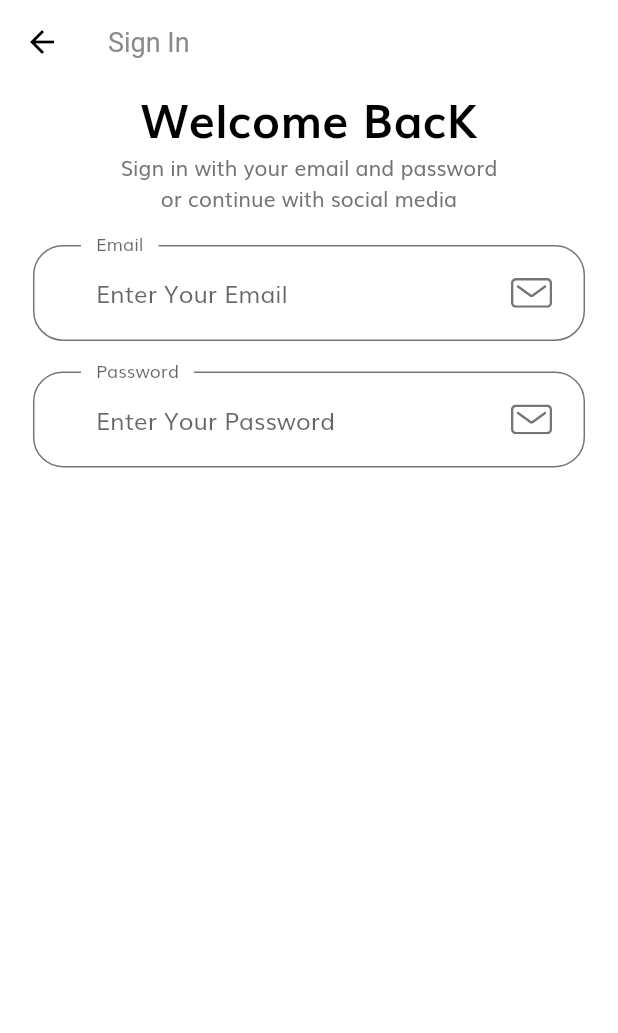
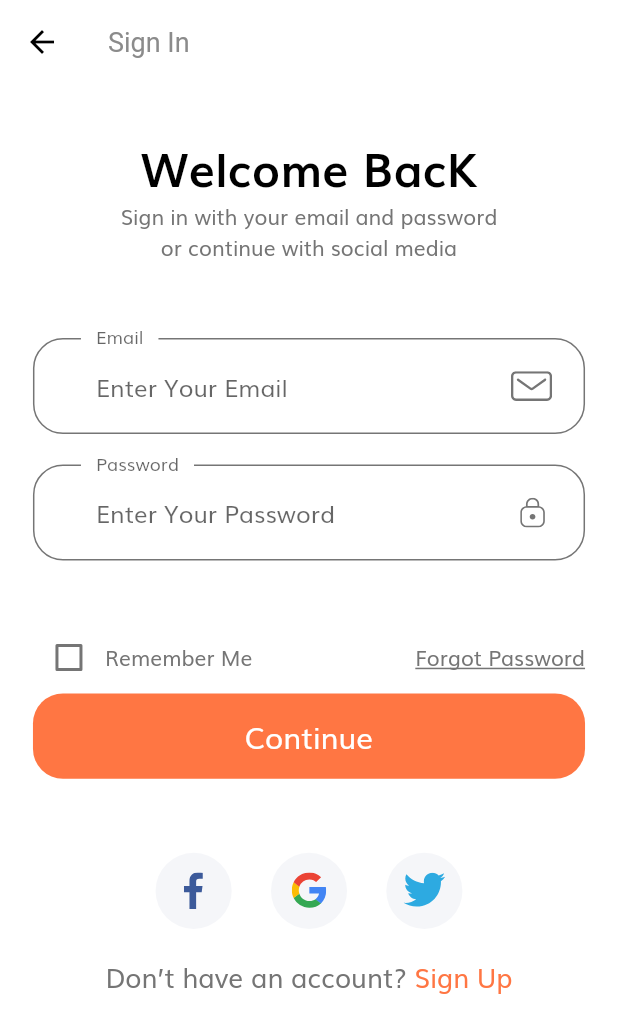
Before and after one commit to mohammad-alsharif10/commerce, a Flutter app: the screen it shows after launch, after a tap on "Continue", on a phone screen of 412 x 824 dp. Shown: the top 1033 px of the screen. Run offline on Flutter 3.47's test engine with Material 2 defaults, Android fonts, the phone set to English and light mode, and no system bars; our stand-ins replace flutter_svg.

Commit message:
forgot_password_screen.dart

```diff
--- /dev/null
+++ b/lib/component/custom_suffix_icon.dart
@@ -0,0 +1,24 @@
+import 'package:commerce/util/size_config.dart';
+import 'package:flutter/material.dart';
+import 'package:flutter_svg/flutter_svg.dart';
+
+class CustomSuffixIcon extends StatelessWidget {
+  const CustomSuffixIcon({
+    Key key,
+    this.svgIcon,
+  }) : super(key: key);
+
+  final String svgIcon;
+
+  @override
+  Widget build(BuildContext context) {
+    return Padding(
+      padding: EdgeInsets.fromLTRB(0, getProportionateScreenWidth(20),
+          getProportionateScreenWidth(20), getProportionateScreenWidth(20)),
+      child: SvgPicture.asset(
+        svgIcon,
+        height: getProportionateScreenWidth(18),
+      ),
+    );
+  }
+}
--- /dev/null
+++ b/lib/component/no_account_text.dart
@@ -0,0 +1,33 @@
+import 'package:commerce/util/constants.dart';
+import 'package:commerce/util/size_config.dart';
+import 'package:flutter/material.dart';
+
+class NoAccountText extends StatelessWidget {
+  const NoAccountText({
+    Key key,
+  }) : super(key: key);
+
+  @override
+  Widget build(BuildContext context) {
+    return Row(
+      mainAxisAlignment: MainAxisAlignment.center,
+      children: [
+        Text(
+          "Don’t have an account? ",
+          style: TextStyle(fontSize: getProportionateScreenWidth(16)),
+        ),
+        GestureDetector(
+          onTap: () {
+            // return Navigator.pushNamed(context, SignUpScreen.routeName);
+          },
+          child: Text(
+            "Sign Up",
+            style: TextStyle(
+                fontSize: getProportionateScreenWidth(16),
+                color: kPrimaryColor),
+          ),
+        ),
+      ],
+    );
+  }
+}
--- /dev/null
+++ b/lib/component/social_card.dart
@@ -0,0 +1,34 @@
+import 'package:commerce/util/size_config.dart';
+import 'package:flutter/material.dart';
+import 'package:flutter_svg/flutter_svg.dart';
+
+class SocialCard extends StatelessWidget {
+  const SocialCard({
+    Key key,
+    this.icon,
+    this.press,
+  }) : super(key: key);
+  final String icon;
+  final Function press;
+
+  @override
+  Widget build(BuildContext context) {
+    return GestureDetector(
+      onTap: press,
+      child: Container(
+        margin:
+            EdgeInsets.symmetric(horizontal: getProportionateScreenWidth(10)),
+        padding: EdgeInsets.all(getProportionateScreenWidth(12)),
+        height: getProportionateScreenHeight(50),
+        width: getProportionateScreenWidth(50),
+        decoration: BoxDecoration(
+          color: Color(0xFFF5F6F9),
+          shape: BoxShape.circle,
+        ),
+        child: SvgPicture.asset(
+          icon,
+        ),
+      ),
+    );
+  }
+}
--- /dev/null
+++ b/lib/screen/forgot_password/forgot_password_screen.dart
@@ -0,0 +1,16 @@
+import 'package:commerce/screen/forgot_password/component/forgot_password_screen_body.dart';
+import 'package:flutter/material.dart';
+
+class ForgotPasswordScreen extends StatelessWidget {
+  static String routeName = "/forgot_password";
+
+  @override
+  Widget build(BuildContext context) {
+    return Scaffold(
+      appBar: AppBar(
+        title: Text("Forgot Password"),
+      ),
+      body: ForgotPasswordScreenBody(),
+    );
+  }
+}
--- a/lib/screen/sign_in/component/sign_form.dart
+++ b/lib/screen/sign_in/component/sign_form.dart
@@ -1,6 +1,11 @@
+import 'package:commerce/component/default_button.dart';
+import 'package:commerce/component/form_error.dart';
+import 'package:commerce/screen/forgot_password/forgot_password_screen.dart';
+import 'package:commerce/util/constants.dart';
 import 'package:commerce/util/size_config.dart';
 import 'package:flutter/material.dart';
-import 'package:flutter_svg/svg.dart';
+
+import '../../../component/custom_suffix_icon.dart';
 
 class SignInForm extends StatefulWidget {
   @override
@@ -8,52 +13,146 @@ class SignInForm extends StatefulWidget {
 }
 
 class _SignInFormState extends State<SignInForm> {
+  final _formKey = GlobalKey<FormState>();
+  final List<String> errors = [];
+  String email;
+  String password;
+  bool rememberMe = false;
+
   @override
   Widget build(BuildContext context) {
     return Form(
+      key: _formKey,
       child: Column(
         children: [
-          TextFormField(
-            decoration: InputDecoration(
-              labelText: "Email",
-              hintText: "Enter Your Email",
-              floatingLabelBehavior: FloatingLabelBehavior.always,
-              suffixIcon: Padding(
-                padding: EdgeInsets.fromLTRB(
-                    0,
-                    getProportionateScreenWidth(20),
-                    getProportionateScreenWidth(20),
-                    getProportionateScreenWidth(20)),
-                child: SvgPicture.asset(
-                  "assets/icons/Mail.svg",
-                  height: getProportionateScreenWidth(18),
-                ),
-              ),
-            ),
+          buildEmailFormField(),
+          SizedBox(
+            height: getProportionateScreenHeight(20),
+          ),
+          buildPasswordFormField(),
+          SizedBox(
+            height: getProportionateScreenHeight(20),
+          ),
+          FormErrors(
+            errors: errors,
           ),
           SizedBox(
             height: getProportionateScreenHeight(20),
           ),
-          TextFormField(
-            decoration: InputDecoration(
-              labelText: "Password",
-              hintText: "Enter Your Password",
-              floatingLabelBehavior: FloatingLabelBehavior.always,
-              suffixIcon: Padding(
-                padding: EdgeInsets.fromLTRB(
-                    0,
-                    getProportionateScreenWidth(20),
-                    getProportionateScreenWidth(20),
-                    getProportionateScreenWidth(20)),
-                child: SvgPicture.asset(
-                  "assets/icons/Mail.svg",
-                  height: getProportionateScreenWidth(18),
+          Row(
+            children: [
+              Checkbox(
+                activeColor: kPrimaryColor,
+                value: rememberMe,
+                onChanged: (value) => setState(() => rememberMe = value),
+              ),
+              Text("Remember Me"),
+              Spacer(),
+              GestureDetector(
+                onTap: () => Navigator.popAndPushNamed(
+                    context, ForgotPasswordScreen.routeName),
+                child: Text(
+                  "Forgot Password",
+                  style: TextStyle(decoration: TextDecoration.underline),
                 ),
               ),
-            ),
+            ],
+          ),
+          DefaultButton(
+            text: "Continue",
+            press: () {
+              if (_formKey.currentState.validate()) {
+                _formKey.currentState.save();
+              }
+            },
           ),
         ],
       ),
     );
   }
+
+  TextFormField buildPasswordFormField() {
+    return TextFormField(
+      onSaved: (newValue) => password = newValue,
+      onChanged: (value) {
+        onChangePasswordValue(value);
+      },
+      validator: (value) {
+        return passwordValidator(value);
+      },
+      obscureText: true,
+      decoration: InputDecoration(
+        labelText: "Password",
+        hintText: "Enter Your Password",
+        floatingLabelBehavior: FloatingLabelBehavior.always,
+        suffixIcon: CustomSuffixIcon(svgIcon: "assets/icons/Lock.svg"),
+      ),
+    );
+  }
+
+  TextFormField buildEmailFormField() {
+    return TextFormField(
+      onSaved: (newValue) => email = newValue,
+      onChanged: (value) => onChangeEmailValue(value),
+      validator: (value) => emailValidator(value),
+      decoration: InputDecoration(
+        labelText: "Email",
+        hintText: "Enter Your Email",
+        floatingLabelBehavior: FloatingLabelBehavior.always,
+        suffixIcon: CustomSuffixIcon(svgIcon: "assets/icons/Mail.svg"),
+      ),
+    );
+  }
+
+  String emailValidator(value) {
+    if (value.isEmpty && !errors.contains(kEmailNullError)) {
+      setState(() {
+        errors.add(kEmailNullError);
+      });
+    } else if (!emailValidatorRegExp.hasMatch(value) &&
+        !errors.contains(kInvalidEmailError)) {
+      setState(() {
+        errors.add(kInvalidEmailError);
+      });
+    }
+    return null;
+  }
+
+  void onChangeEmailValue(value) {
+    if (value.isNotEmpty && errors.contains(kEmailNullError)) {
+      setState(() {
+        errors.remove(kEmailNullError);
+      });
+    } else if (emailValidatorRegExp.hasMatch(value) &&
+        errors.contains(kInvalidEmailError)) {
+      setState(() {
+        errors.remove(kInvalidEmailError);
+      });
+    }
+  }
+
+  void onChangePasswordValue(value) {
+    if (value.isNotEmpty && errors.contains(kPassNullError)) {
+      setState(() {
+        errors.remove(kPassNullError);
+      });
+    } else if (value.length >= 8 && errors.contains(kShortPassError)) {
+      setState(() {
+        errors.remove(kShortPassError);
+      });
+    }
+  }
+
+  String passwordValidator(value) {
+    if (value.isEmpty && !errors.contains(kPassNullError)) {
+      setState(() {
+        errors.add(kPassNullError);
+      });
+    } else if (value.length < 8 && !errors.contains(kShortPassError)) {
+      setState(() {
+        errors.add(kShortPassError);
+      });
+    }
+    return null;
+  }
 }
--- a/lib/screen/sign_in/component/sign_in_scaffold_body.dart
+++ b/lib/screen/sign_in/component/sign_in_scaffold_body.dart
@@ -1,6 +1,7 @@
+import 'package:commerce/component/no_account_text.dart';
+import 'package:commerce/component/social_card.dart';
 import 'package:commerce/screen/sign_in/component/sign_form.dart';
 import 'package:commerce/util/size_config.dart';
-import 'package:flutter/cupertino.dart';
 import 'package:flutter/material.dart';
 
 class SignInScaffoldBody extends StatelessWidget {
@@ -12,8 +13,10 @@ class SignInScaffoldBody extends StatelessWidget {
         child: Padding(
           padding:
               EdgeInsets.symmetric(horizontal: getProportionateScreenWidth(20)),
+          child: SingleChildScrollView(
             child: Column(
               children: [
+                SizedBox(height: SizeConfig.screenHeight * 0.04),
                 Text(
                   "Welcome BacK",
                   style: TextStyle(
@@ -26,11 +29,30 @@ class SignInScaffoldBody extends StatelessWidget {
                   "Sign in with your email and password  \nor continue with social media",
                   textAlign: TextAlign.center,
                 ),
-              SizedBox(
-                height: getProportionateScreenHeight(20),
+                SizedBox(height: SizeConfig.screenHeight * 0.06),
+                SignInForm(),
+                SizedBox(height: SizeConfig.screenHeight * 0.06),
+                Row(
+                  mainAxisAlignment: MainAxisAlignment.center,
+                  children: [
+                    SocialCard(
+                      press: () {},
+                      icon: "assets/icons/facebook-2.svg",
                     ),
-              SignInForm(),
+                    SocialCard(
+                      press: () {},
+                      icon: "assets/icons/google-icon.svg",
+                    ),
+                    SocialCard(
+                      press: () {},
+                      icon: "assets/icons/twitter.svg",
+                    ),
                   ],
+                ),
+                SizedBox(height: getProportionateScreenHeight(18)),
+                NoAccountText(),
+              ],
+            ),
           ),
         ),
       ),
--- a/lib/util/constants.dart
+++ b/lib/util/constants.dart
@@ -30,7 +30,7 @@ const String kInvalidEmailError = "Please Enter Valid Email";
 const String kPassNullError = "Please Enter your password";
 const String kShortPassError = "Password is too short";
 const String kMatchPassError = "Passwords don't match";
-const String kNamelNullError = "Please Enter your name";
+const String kNameNullError = "Please Enter your name";
 const String kPhoneNumberNullError = "Please Enter your phone number";
 const String kAddressNullError = "Please Enter your address";
 
--- a/lib/util/routes.dart
+++ b/lib/util/routes.dart
@@ -1,3 +1,4 @@
+import 'package:commerce/screen/forgot_password/forgot_password_screen.dart';
 import 'package:commerce/screen/sign_in/sign_in_screen.dart';
 import 'package:commerce/screen/splash/splash_screen.dart';
 import 'package:flutter/material.dart';
@@ -5,7 +6,7 @@ import 'package:flutter/material.dart';
 final Map<String, WidgetBuilder> routes = {
   SplashScreen.routeName: (context) => SplashScreen(),
   SignInScreen.routeName: (context) => SignInScreen(),
-  // ForgotPasswordScreen.routeName: (context) => ForgotPasswordScreen(),
+  ForgotPasswordScreen.routeName: (context) => ForgotPasswordScreen(),
   // LoginSuccessScreen.routeName: (context) => LoginSuccessScreen(),
   // SignUpScreen.routeName: (context) => SignUpScreen(),
   // CompleteProfileScreen.routeName: (context) => CompleteProfileScreen(),
```
Also changed, not shown: lib/component/form_error.dart (added, +38 -0 lines), lib/screen/forgot_password/component/forgot_password_screen_body.dart (added, +8 -0 lines). Lines whose indentation alone changed are shown as unchanged.
